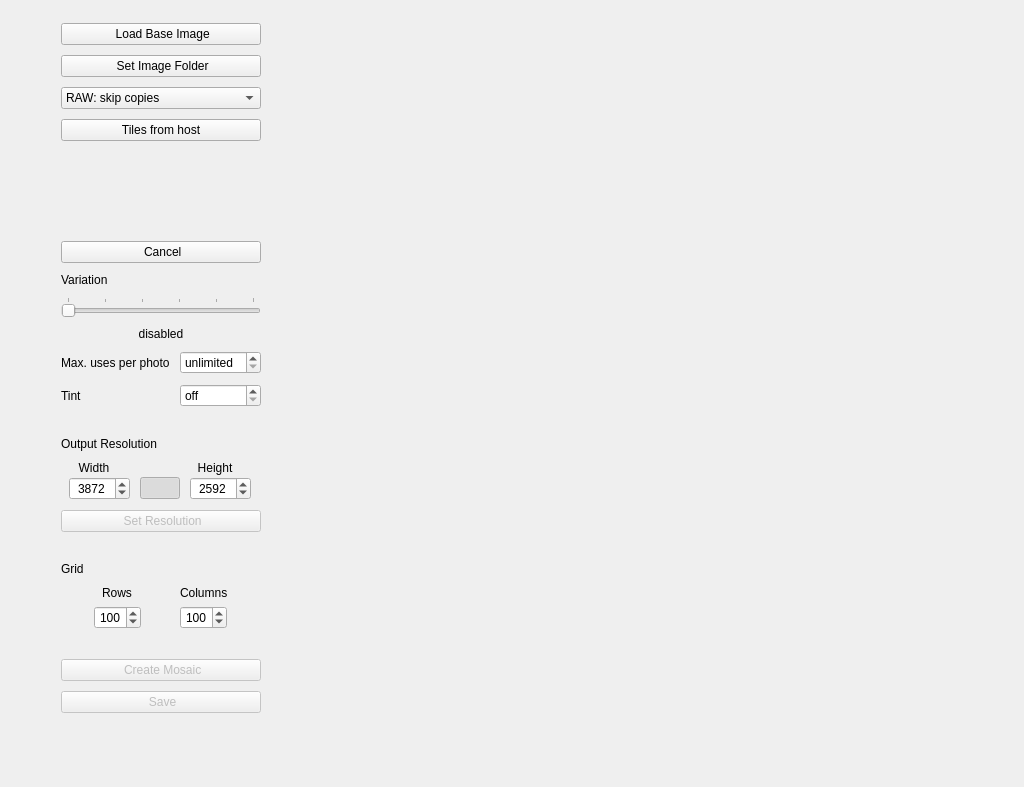
Above: mainwindow.ui from MightyMirko/ImageMosaicWall before the change. Below: the same form after it.
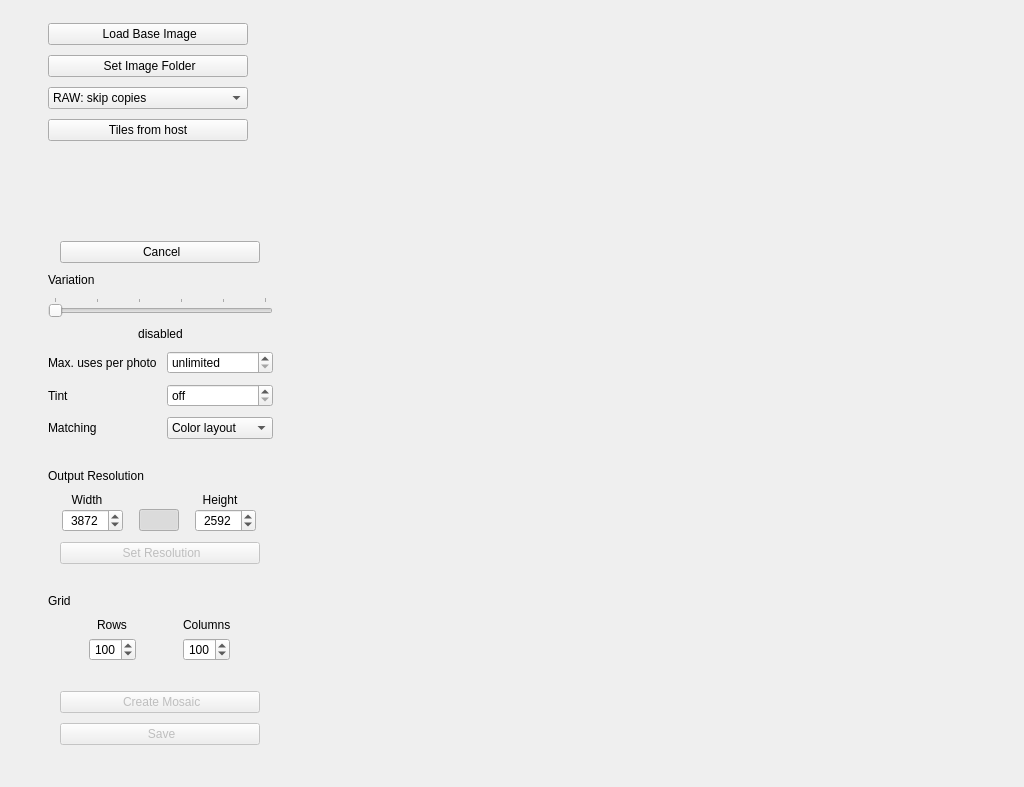
That is the form after the change. Icons and pictures are not drawn. Custom widgets are drawn as their Qt base class.

Commit message: Match tiles by color layout of their visible part

```diff
--- a/mainwindow.ui
+++ b/mainwindow.ui
@@ -455,6 +455,33 @@
                  </property>
                 </widget>
                </item>
+               <item row="4" column="0">
+                <widget class="QLabel" name="lblMatching">
+                 <property name="toolTip">
+                  <string>Color layout compares a 4 x 4 grid of colors of the part of each photo that will be visible, so photos also match the shapes in the base image. Average color compares only one color per photo; it is faster for very large folders.</string>
+                 </property>
+                 <property name="text">
+                  <string>Matching</string>
+                 </property>
+                </widget>
+               </item>
+               <item row="4" column="1">
+                <widget class="QComboBox" name="cbMatching">
+                 <property name="toolTip">
+                  <string>Color layout compares a 4 x 4 grid of colors of the part of each photo that will be visible, so photos also match the shapes in the base image. Average color compares only one color per photo; it is faster for very large folders.</string>
+                 </property>
+                 <item>
+                  <property name="text">
+                   <string>Color layout</string>
+                  </property>
+                 </item>
+                 <item>
+                  <property name="text">
+                   <string>Average color</string>
+                  </property>
+                 </item>
+                </widget>
+               </item>
               </layout>
              </item>
              <item>
```
The commit also changes 6 other files.
